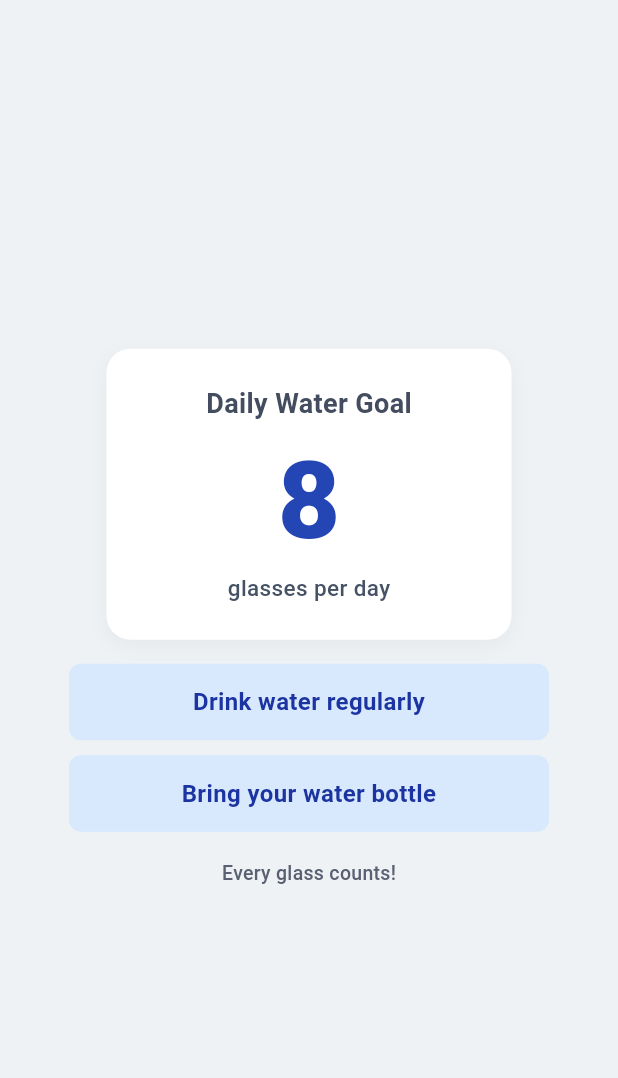
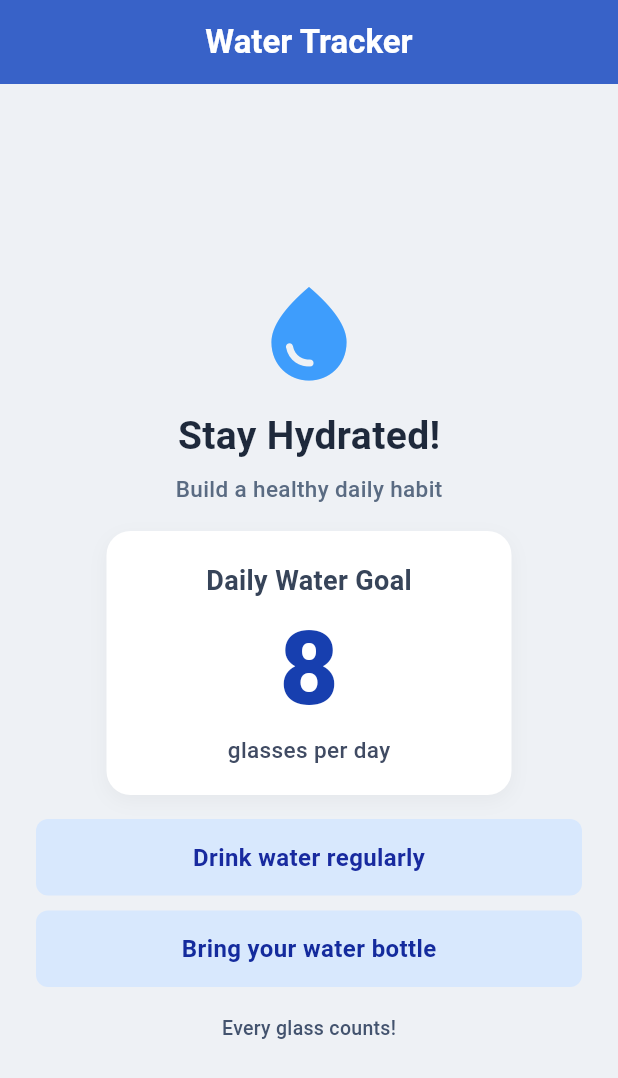
Before and after one commit to kimjohn02/Design_Tracing, a Flutter app: the screen it shows after launch, on a phone screen of 412 x 824 dp. Shown: the top 1078 px of the screen. Run offline on Flutter 3.47's test engine with Material 3 defaults, Android fonts, the phone set to English and light mode, and no system bars.

Commit message:
Update to Lab Activity 2: Water Tracker StatelessWidget specifications

```diff
--- a/lib/main.dart
+++ b/lib/main.dart
@@ -9,41 +9,74 @@ class MyApp extends StatelessWidget {
 
   @override
   Widget build(BuildContext context) {
-    return MaterialApp(
+    return const MaterialApp(
       debugShowCheckedModeBanner: false,
-      title: 'Daily Water Goal',
-      theme: ThemeData(
-        scaffoldBackgroundColor: const Color(0xFFEEF2F4),
-        useMaterial3: true,
-      ),
-      home: const WaterGoalScreen(),
+      title: 'Water Tracker',
+      home: WaterTrackerScreen(),
     );
   }
 }
 
-class WaterGoalScreen extends StatelessWidget {
-  const WaterGoalScreen({super.key});
+class WaterTrackerScreen extends StatelessWidget {
+  const WaterTrackerScreen({super.key});
 
   @override
   Widget build(BuildContext context) {
     return Scaffold(
-      backgroundColor: const Color(0xFFEEF2F4),
-      body: SafeArea(
-        child: Center(
-          child: SingleChildScrollView(
+      backgroundColor: const Color(0xFFEEF1F5),
+      appBar: AppBar(
+        title: const Text(
+          'Water Tracker',
+          style: TextStyle(
+            color: Colors.white,
+            fontWeight: FontWeight.bold,
+          ),
+        ),
+        backgroundColor: const Color(0xFF3862C8),
+        centerTitle: true,
+      ),
+      body: Center(
         child: Padding(
-              padding: const EdgeInsets.symmetric(horizontal: 24.0, vertical: 20.0),
+          padding: const EdgeInsets.symmetric(horizontal: 24.0, vertical: 16.0),
           child: Column(
             mainAxisAlignment: MainAxisAlignment.center,
             crossAxisAlignment: CrossAxisAlignment.center,
             children: [
+              // Water drop icon
+              const Icon(
+                Icons.water_drop,
+                size: 75,
+                color: Color(0xFF3E9DFC),
+              ),
+              const SizedBox(height: 12),
+
+              // Title
+              const Text(
+                'Stay Hydrated!',
+                style: TextStyle(
+                  fontSize: 26,
+                  fontWeight: FontWeight.bold,
+                  color: Color(0xFF1E293B),
+                ),
+              ),
+              const SizedBox(height: 6),
+
+              // Subtitle
+              const Text(
+                'Build a healthy daily habit',
+                style: TextStyle(
+                  fontSize: 15,
+                  fontWeight: FontWeight.w500,
+                  color: Color(0xFF5A6B82),
+                ),
+              ),
+              const SizedBox(height: 18),
+
               // Daily Water Goal Card
-                  ConstrainedBox(
-                    constraints: const BoxConstraints(maxWidth: 270),
-                    child: Container(
-                      width: double.infinity,
+              Container(
+                width: 270,
                 padding: const EdgeInsets.symmetric(
-                        vertical: 24.0,
+                  vertical: 20.0,
                   horizontal: 20.0,
                 ),
                 decoration: BoxDecoration(
@@ -64,60 +97,73 @@ class WaterGoalScreen extends StatelessWidget {
                       'Daily Water Goal',
                       style: TextStyle(
                         fontSize: 18,
-                              fontWeight: FontWeight.w700,
-                              color: Color(0xFF434D5F),
+                        fontWeight: FontWeight.bold,
+                        color: Color(0xFF374459),
                       ),
                     ),
-                          SizedBox(height: 12),
+                    SizedBox(height: 8),
                     Text(
                       '8',
                       style: TextStyle(
-                              fontSize: 72,
+                        fontSize: 68,
                         fontWeight: FontWeight.w800,
-                              color: Color(0xFF2446B4),
+                        color: Color(0xFF173FAF),
                         height: 1.1,
                       ),
                     ),
-                          SizedBox(height: 8),
+                    SizedBox(height: 6),
                     Text(
                       'glasses per day',
                       style: TextStyle(
                         fontSize: 15,
                         fontWeight: FontWeight.w500,
-                              color: Color(0xFF455164),
+                        color: Color(0xFF404B63),
                       ),
                     ),
                   ],
                 ),
               ),
-                  ),
               const SizedBox(height: 16),
 
-                  // Button 1: Drink water regularly
-                  _buildTipButton(
-                    title: 'Drink water regularly',
-                    onTap: () {
-                      ScaffoldMessenger.of(context).showSnackBar(
-                        const SnackBar(
-                          content: Text('Stay hydrated! Drink water regularly.'),
-                          duration: Duration(seconds: 2),
+              // Tip Container 1: Drink water regularly
+              Container(
+                width: double.infinity,
+                padding: const EdgeInsets.symmetric(vertical: 14.0),
+                decoration: BoxDecoration(
+                  color: const Color(0xFFD8E8FD),
+                  borderRadius: BorderRadius.circular(8.0),
                 ),
-                      );
-                    },
+                child: const Center(
+                  child: Text(
+                    'Drink water regularly',
+                    style: TextStyle(
+                      fontSize: 16,
+                      fontWeight: FontWeight.bold,
+                      color: Color(0xFF182A9F),
+                    ),
+                  ),
+                ),
               ),
               const SizedBox(height: 10),
 
-                  // Button 2: Bring your water bottle
-                  _buildTipButton(
-                    title: 'Bring your water bottle',
-                    onTap: () {
-                      ScaffoldMessenger.of(context).showSnackBar(
-                        const SnackBar(
-                          content: Text("Don't forget to bring your water bottle!"),
-                          duration: Duration(seconds: 2),
+              // Tip Container 2: Bring your water bottle
+              Container(
+                width: double.infinity,
+                padding: const EdgeInsets.symmetric(vertical: 14.0),
+                decoration: BoxDecoration(
+                  color: const Color(0xFFD8E8FD),
+                  borderRadius: BorderRadius.circular(8.0),
                 ),
-                      );
-                    },
+                child: const Center(
+                  child: Text(
+                    'Bring your water bottle',
+                    style: TextStyle(
+                      fontSize: 16,
+                      fontWeight: FontWeight.bold,
+                      color: Color(0xFF142B9D),
+                    ),
+                  ),
+                ),
               ),
               const SizedBox(height: 18),
 
@@ -127,7 +173,7 @@ class WaterGoalScreen extends StatelessWidget {
                 style: TextStyle(
                   fontSize: 13,
                   fontWeight: FontWeight.w500,
-                      color: Color(0xFF586072),
+                  color: Color(0xFF43536E),
                   letterSpacing: 0.2,
                 ),
               ),
@@ -135,45 +181,6 @@ class WaterGoalScreen extends StatelessWidget {
           ),
         ),
       ),
-        ),
-      ),
-    );
-  }
-
-  Widget _buildTipButton({
-    required String title,
-    required VoidCallback onTap,
-  }) {
-    return ConstrainedBox(
-      constraints: const BoxConstraints(maxWidth: 320),
-      child: Container(
-        width: double.infinity,
-        decoration: BoxDecoration(
-          color: const Color(0xFFD8E8FD),
-          borderRadius: BorderRadius.circular(8.0),
-        ),
-        child: Material(
-          color: Colors.transparent,
-          child: InkWell(
-            borderRadius: BorderRadius.circular(8.0),
-            onTap: onTap,
-            child: Padding(
-              padding: const EdgeInsets.symmetric(vertical: 14.0, horizontal: 16.0),
-              child: Center(
-                child: Text(
-                  title,
-                  textAlign: TextAlign.center,
-                  style: const TextStyle(
-                    fontSize: 16,
-                    fontWeight: FontWeight.w700,
-                    color: Color(0xFF1B34A1),
-                  ),
-                ),
-              ),
-            ),
-          ),
-        ),
-      ),
     );
   }
 }
```
Also changed, not shown: 1 other file. Lines whose indentation alone changed are shown as unchanged.
